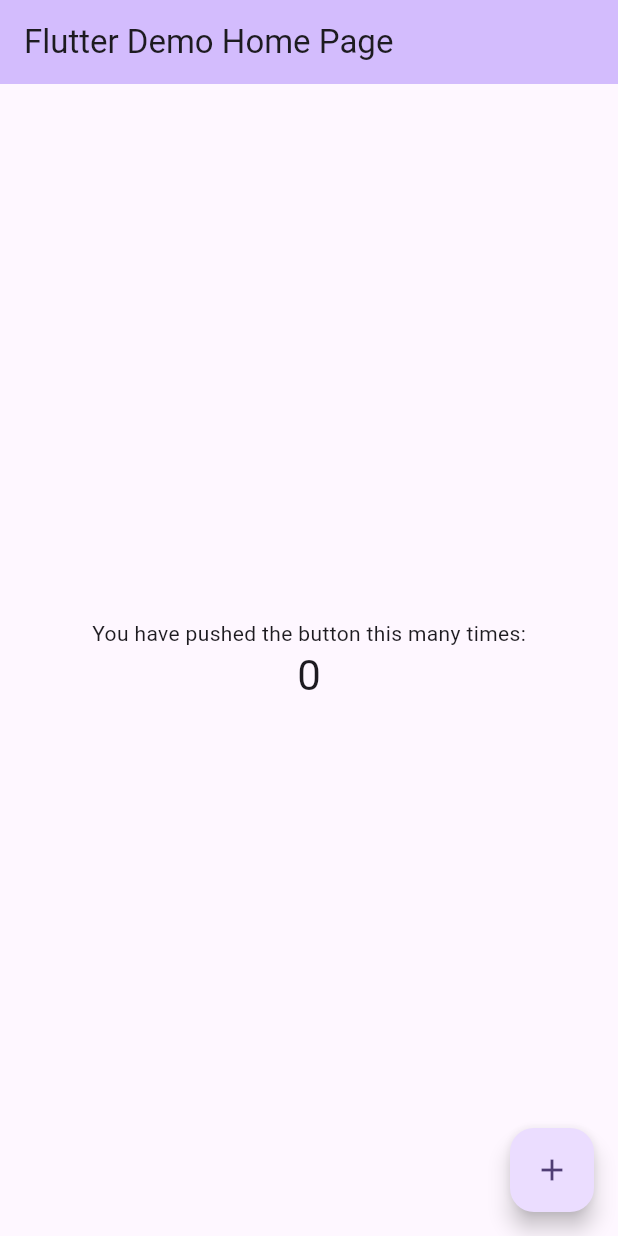
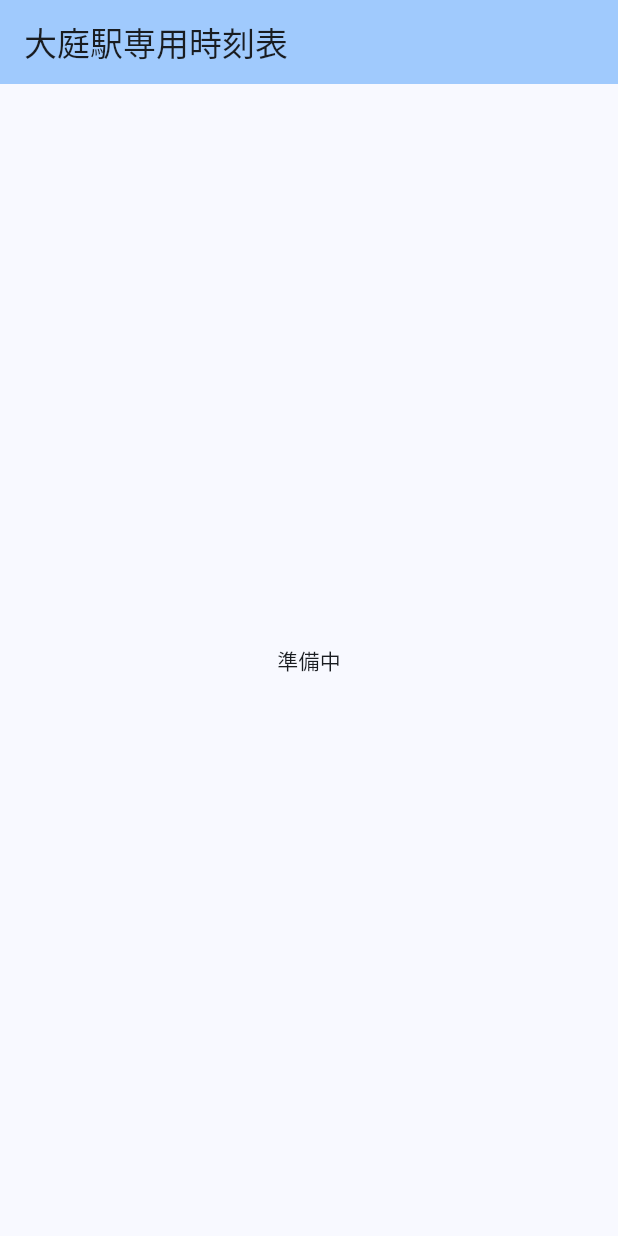
Before and after one commit to boon2187/oniwa_station_app, a Flutter app: the screen it shows after launch, on a phone screen of 412 x 824 dp. Run offline on Flutter 3.47's test engine with Material 3 defaults, Android fonts, the phone set to English and light mode, and no system bars.

Commit message:
flutter createのサンプルコードを削除し、ブルー系テーマの最小構成に置き換え

```diff
--- a/lib/main.dart
+++ b/lib/main.dart
@@ -1,121 +1,37 @@
 import 'package:flutter/material.dart';
 
 void main() {
-  runApp(const MyApp());
+  runApp(const OniwaStationApp());
 }
 
-class MyApp extends StatelessWidget {
-  const MyApp({super.key});
+class OniwaStationApp extends StatelessWidget {
+  const OniwaStationApp({super.key});
 
-  // This widget is the root of your application.
   @override
   Widget build(BuildContext context) {
     return MaterialApp(
-      title: 'Flutter Demo',
+      title: '大庭駅専用時刻表',
       theme: ThemeData(
-        // This is the theme of your application.
-        //
-        // TRY THIS: Try running your application with "flutter run". You'll see
-        // the application has a purple toolbar. Then, without quitting the app,
-        // try changing the seedColor in the colorScheme below to Colors.green
-        // and then invoke "hot reload" (save your changes or press the "hot
-        // reload" button in a Flutter-supported IDE, or press "r" if you used
-        // the command line to start the app).
-        //
-        // Notice that the counter didn't reset back to zero; the application
-        // state is not lost during the reload. To reset the state, use hot
-        // restart instead.
-        //
-        // This works for code too, not just values: Most code changes can be
-        // tested with just a hot reload.
-        colorScheme: .fromSeed(seedColor: Colors.deepPurple),
+        colorScheme: ColorScheme.fromSeed(seedColor: Colors.blue),
+        useMaterial3: true,
       ),
-      home: const MyHomePage(title: 'Flutter Demo Home Page'),
+      home: const HomePage(),
     );
   }
 }
 
-class MyHomePage extends StatefulWidget {
-  const MyHomePage({super.key, required this.title});
-
-  // This widget is the home page of your application. It is stateful, meaning
-  // that it has a State object (defined below) that contains fields that affect
-  // how it looks.
-
-  // This class is the configuration for the state. It holds the values (in this
-  // case the title) provided by the parent (in this case the App widget) and
-  // used by the build method of the State. Fields in a Widget subclass are
-  // always marked "final".
-
-  final String title;
-
-  @override
-  State<MyHomePage> createState() => _MyHomePageState();
-}
-
-class _MyHomePageState extends State<MyHomePage> {
-  int _counter = 0;
-
-  void _incrementCounter() {
-    setState(() {
-      // This call to setState tells the Flutter framework that something has
-      // changed in this State, which causes it to rerun the build method below
-      // so that the display can reflect the updated values. If we changed
-      // _counter without calling setState(), then the build method would not be
-      // called again, and so nothing would appear to happen.
-      _counter++;
-    });
-  }
+class HomePage extends StatelessWidget {
+  const HomePage({super.key});
 
   @override
   Widget build(BuildContext context) {
-    // This method is rerun every time setState is called, for instance as done
-    // by the _incrementCounter method above.
-    //
-    // The Flutter framework has been optimized to make rerunning build methods
-    // fast, so that you can just rebuild anything that needs updating rather
-    // than having to individually change instances of widgets.
     return Scaffold(
       appBar: AppBar(
-        // TRY THIS: Try changing the color here to a specific color (to
-        // Colors.amber, perhaps?) and trigger a hot reload to see the AppBar
-        // change color while the other colors stay the same.
         backgroundColor: Theme.of(context).colorScheme.inversePrimary,
-        // Here we take the value from the MyHomePage object that was created by
-        // the App.build method, and use it to set our appbar title.
-        title: Text(widget.title),
+        title: const Text('大庭駅専用時刻表'),
       ),
-      body: Center(
-        // Center is a layout widget. It takes a single child and positions it
-        // in the middle of the parent.
-        child: Column(
-          // Column is also a layout widget. It takes a list of children and
-          // arranges them vertically. By default, it sizes itself to fit its
-          // children horizontally, and tries to be as tall as its parent.
-          //
-          // Column has various properties to control how it sizes itself and
-          // how it positions its children. Here we use mainAxisAlignment to
-          // center the children vertically; the main axis here is the vertical
-          // axis because Columns are vertical (the cross axis would be
-          // horizontal).
-          //
-          // TRY THIS: Invoke "debug painting" (choose the "Toggle Debug Paint"
-          // action in the IDE, or press "p" in the console), to see the
-          // wireframe for each widget.
-          mainAxisAlignment: .center,
-          children: [
-            const Text('You have pushed the button this many times:'),
-            Text(
-              '$_counter',
-              style: Theme.of(context).textTheme.headlineMedium,
-            ),
-          ],
-        ),
-      ),
-      floatingActionButton: FloatingActionButton(
-        onPressed: _incrementCounter,
-        tooltip: 'Increment',
-        child: const Icon(Icons.add),
+      body: const Center(
+        child: Text('準備中'),
       ),
     );
   }
```
Also changed, not shown: 1 other file.
